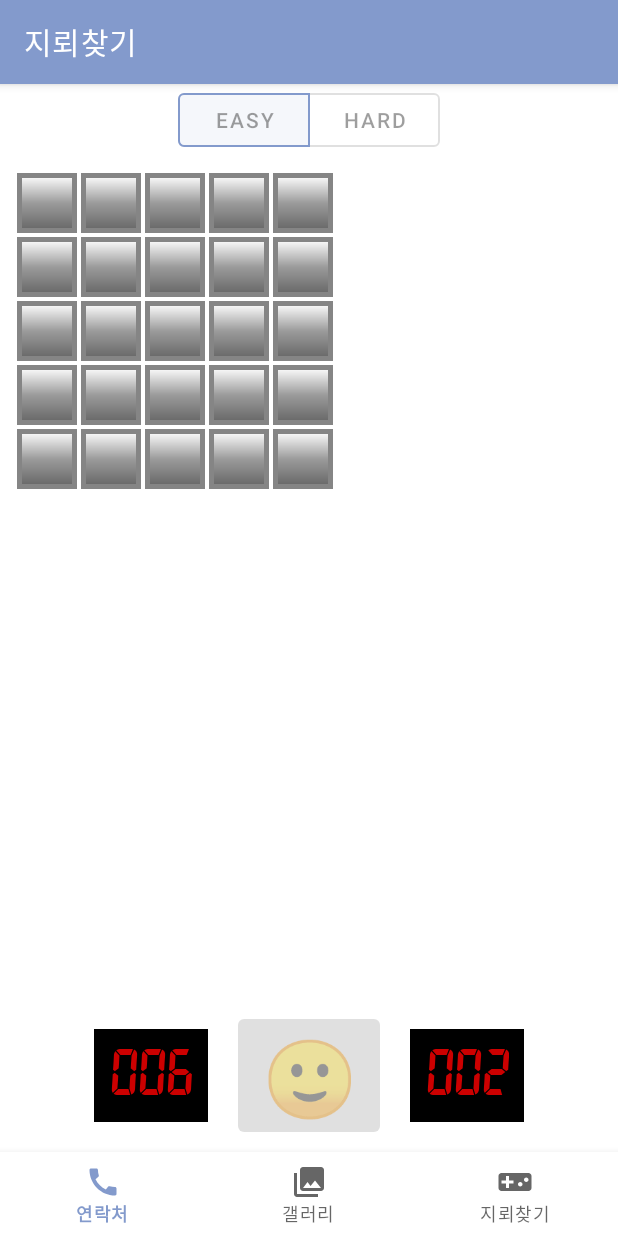
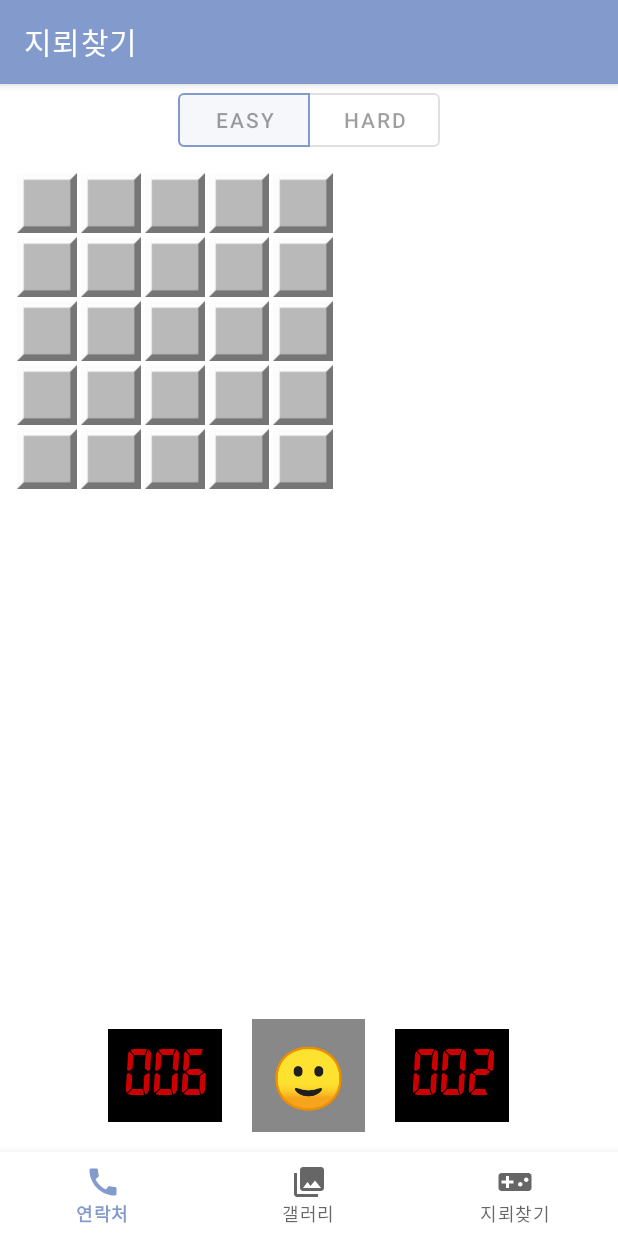
Before and after one commit to yjinpark1221/First-App, an Android app: the MinesweeperFragment screen opened through its navigation route, after a tap on an icon or button, on a phone screen of 412 x 824 dp. Run offline under Robolectric (Android 15) with nearby library versions, the phone set to English and light mode, and no system bars; our stand-ins replace navigation-ui.

Commit message:
minesweeperBtnUpdate

```diff
--- a/app/src/main/java/com/example/firstapp/ui/minesweeper/MinesweeperFragment.kt
+++ b/app/src/main/java/com/example/firstapp/ui/minesweeper/MinesweeperFragment.kt
@@ -14,6 +14,7 @@ import android.view.View
 import android.view.ViewGroup
 import android.widget.Button
 import android.widget.GridLayout
+import android.widget.ImageButton
 import android.widget.TextView
 import android.widget.Toast
 import androidx.fragment.app.Fragment
@@ -62,17 +63,20 @@ class MinesweeperFragment : Fragment() {
 
         _binding = FragmentMinesweeperBinding.inflate(inflater, container, false)
         val root: View = binding.root
-        borderDrawable = resources.getDrawable(R.drawable.button_border)
+        borderDrawable = resources.getDrawable(R.drawable.upopened_square)
         borderDrawableDarker = resources.getDrawable(R.drawable.button_border_darker)
 
         startBtn = binding.startBtn
         easyBtn = binding.easyBtn
         hardBtn = binding.hardBtn
+        startBtn.setBackgroundResource(R.drawable.upopened_square)
 
 //        binding.timerTextView.setVisibility(View.INVISIBLE)
         startBtn.setOnClickListener{
             startGame(row, col, mineCnt)
             startBtn.isEnabled = false
+            startBtn.background = borderDrawableDarker
+
             easyBtn.isEnabled = false
             hardBtn.isEnabled = false
 //            binding.timerTextView.setVisibility(View.VISIBLE)
@@ -80,11 +84,21 @@ class MinesweeperFragment : Fragment() {
         }
 
 
+
+
         binding.toggleButtonGroup.addOnButtonCheckedListener{ toggleButtonGroup, checkedId, isChecked ->
             if (isChecked) {
                 when (checkedId) {
-                    R.id.easy_btn -> {row = 5; col = 5; mineCnt = 6; startBtn.isEnabled = true}
-                    R.id.hard_btn -> {row = 7; col = 6; mineCnt = 10; startBtn.isEnabled = true}
+                    R.id.easy_btn -> {
+                        row = 5
+                        col = 5
+                        mineCnt = 6
+                        startBtn.isEnabled = true
+                    }
+                    R.id.hard_btn -> {
+                        row = 7; col = 6; mineCnt = 10;
+                        startBtn.isEnabled = true
+                    }
                 }
             }
         }
@@ -132,6 +146,7 @@ class MinesweeperFragment : Fragment() {
                 val idx = i * col + j
                 val button = Button(this.context, null, R.style.SquareButtonStyle)
 
+//                val imgbutton = ImageButton(this.activity, null, R.drawable.upopened_square)
                 val params = GridLayout.LayoutParams().apply {
                     rowSpec = GridLayout.spec(i)
                     columnSpec = GridLayout.spec(j)
@@ -141,7 +156,7 @@ class MinesweeperFragment : Fragment() {
                 }
 
                 button.gravity = Gravity.CENTER
-                button.background = borderDrawable
+                button.setBackgroundResource(R.drawable.upopened_square)
                 button.layoutParams = params
                 gridLayout.addView(button)
 
@@ -159,7 +174,7 @@ class MinesweeperFragment : Fragment() {
                         }
                         MotionEvent.ACTION_UP -> {
                             if (button.isEnabled == true)
-                                button.background = borderDrawable
+                                button.setBackgroundResource(R.drawable.upopened_square)
                         }
                     }
                     false
@@ -200,7 +215,7 @@ class MinesweeperFragment : Fragment() {
                     mineMap[i][j] = -1
                 }
                 button.text = ""
-                button.background = borderDrawable
+                button.setBackgroundResource(R.drawable.upopened_square)
             }
         }
         for (i in 0 until row) {
@@ -321,6 +336,7 @@ class MinesweeperFragment : Fragment() {
 
     fun endGame() {
         startBtn.isEnabled = true
+        startBtn.setBackgroundResource(R.drawable.upopened_square)
         easyBtn.isEnabled = true
         hardBtn.isEnabled = true
         stopTimer()
--- a/app/src/main/res/layout/fragment_minesweeper.xml
+++ b/app/src/main/res/layout/fragment_minesweeper.xml
@@ -64,13 +64,16 @@
             android:textColor="#CCFF0000"
             android:text="000"/>
 
-        <Button
+        <android.widget.Button
             android:id="@+id/start_btn"
-            android:layout_width="wrap_content"
-            android:layout_height="wrap_content"
+            android:layout_width="75dp"
+            android:layout_height="75dp"
             android:text="🙂"
-            android:textSize="50dp"
+            android:textSize="40sp"
+            android:background="@drawable/upopened_square"
+            android:gravity="center"
             app:layout_constraintEnd_toEndOf="parent"
+            app:layout_constraintBottom_toBottomOf="parent"
             app:layout_constraintHorizontal_bias="0.5"
             app:layout_constraintStart_toStartOf="parent"/>
 
--- a/app/src/main/res/values/strings.xml
+++ b/app/src/main/res/values/strings.xml
@@ -71,7 +71,7 @@
     </string>
 
     <style name="SquareButtonStyle">
-        <item name="android:background">@drawable/button_border</item>
+        <item name="android:background">@drawable/upopened_square</item>
         <item name="android:textColor">#FFFFFF</item>
         <item name="android:textSize">30sp</item>
         <item name="android:textStyle">bold</item>
```
Also changed, not shown: app/src/main/res/drawable/upopened_square.png (added).
